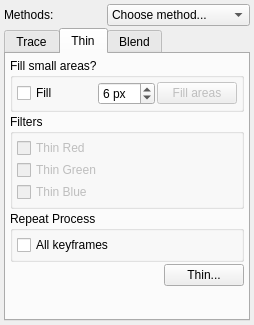
This is app/ui/bitmapcoloringwidget.ui in pencil2d/pencil as Qt 5 draws it before an edit. The edited form follows.
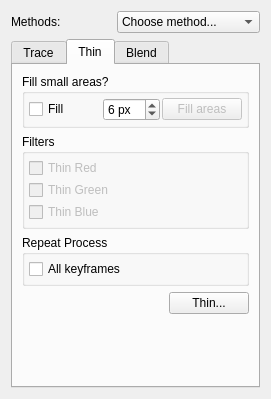
This is the edited form. The open tabs and pages were chosen to show the change. Icons and pictures are not drawn.

Commit message: Adding guides. Optimized and automated workflow

The edit to the form file:
```diff
--- a/app/ui/bitmapcoloringwidget.ui
+++ b/app/ui/bitmapcoloringwidget.ui
@@ -6,29 +6,14 @@
    <rect>
     <x>0</x>
     <y>0</y>
-    <width>254</width>
-    <height>325</height>
+    <width>271</width>
+    <height>399</height>
    </rect>
   </property>
   <property name="windowTitle">
    <string>Form</string>
   </property>
-  <layout class="QVBoxLayout" name="verticalLayout_4">
-   <property name="spacing">
-    <number>2</number>
-   </property>
-   <property name="leftMargin">
-    <number>4</number>
-   </property>
-   <property name="topMargin">
-    <number>4</number>
-   </property>
-   <property name="rightMargin">
-    <number>4</number>
-   </property>
-   <property name="bottomMargin">
-    <number>4</number>
-   </property>
+  <layout class="QVBoxLayout" name="verticalLayout_5">
    <item>
     <layout class="QHBoxLayout" name="horizontalLayout_3">
      <item>
@@ -294,22 +279,7 @@
       <attribute name="title">
        <string>Thin</string>
       </attribute>
-      <layout class="QVBoxLayout" name="verticalLayout_15">
-       <property name="spacing">
-        <number>2</number>
-       </property>
-       <property name="leftMargin">
-        <number>4</number>
-       </property>
-       <property name="topMargin">
-        <number>4</number>
-       </property>
-       <property name="rightMargin">
-        <number>4</number>
-       </property>
-       <property name="bottomMargin">
-        <number>4</number>
-       </property>
+      <layout class="QVBoxLayout" name="verticalLayout_4">
        <item>
         <widget class="QGroupBox" name="gbSpotAreas">
          <property name="title">
@@ -567,6 +537,30 @@
          </item>
         </layout>
        </item>
+       <item>
+        <layout class="QHBoxLayout" name="horizontalLayout">
+         <item>
+          <widget class="QLabel" name="labReminder">
+           <property name="text">
+            <string/>
+           </property>
+          </widget>
+         </item>
+         <item>
+          <spacer name="horizontalSpacer">
+           <property name="orientation">
+            <enum>Qt::Horizontal</enum>
+           </property>
+           <property name="sizeHint" stdset="0">
+            <size>
+             <width>40</width>
+             <height>20</height>
+            </size>
+           </property>
+          </spacer>
+         </item>
+        </layout>
+       </item>
        <item>
         <spacer name="verticalSpacer_2">
          <property name="orientation">
```
Left out of the diff: 20 changed lines with no effect on the pictures. The commit also changes 1 other file.
